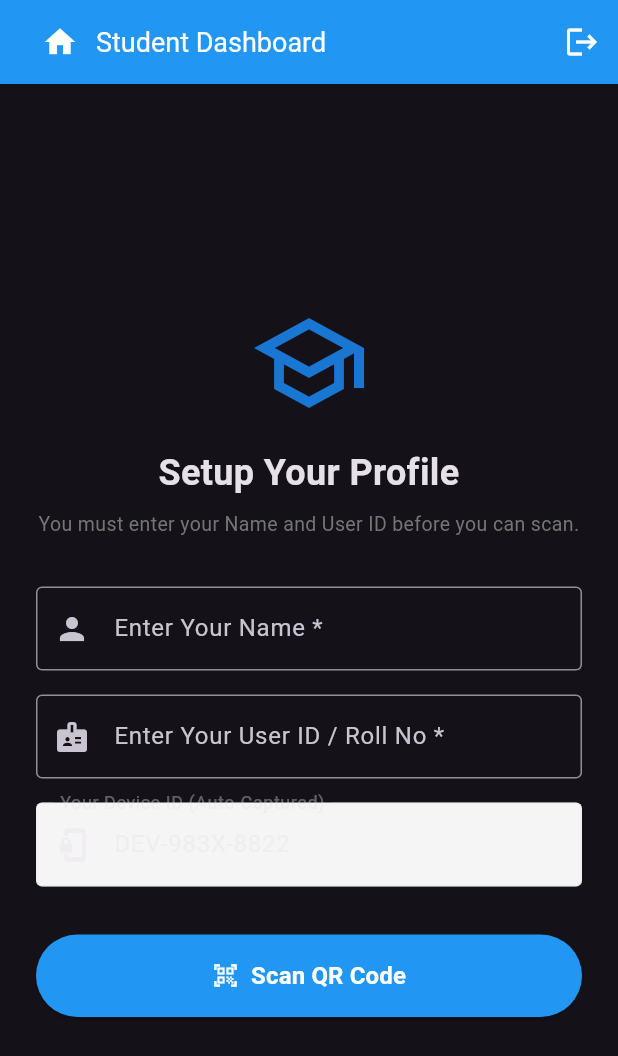
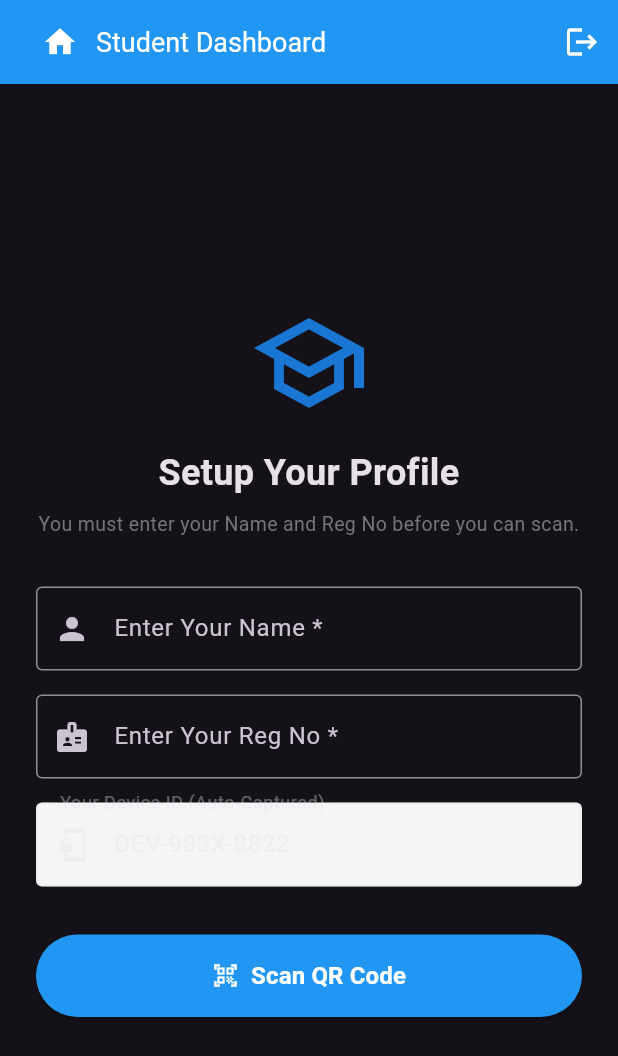
Before and after one commit to NiloyBroForce/flutter_attend, a Flutter app: the StudentHomeScreen screen opened directly, on a phone screen of 412 x 824 dp. Shown: the top 1056 px of the screen. Run offline on Flutter 3.47's test engine with Material 3 defaults, Android fonts, the phone set to English and light mode, and no system bars; our stand-ins replace cloud_firestore, firebase_auth, firebase_core, qr_flutter; missing offline and left inert: mobile_scanner; accounts and stored records are empty.

Commit message:
update src code

```diff
--- a/lib/screens/student.dart
+++ b/lib/screens/student.dart
@@ -113,7 +113,7 @@ class _StudentHomeScreenState extends State<StudentHomeScreen> {
                         ),
                         const SizedBox(height: 8),
                         Text(
-                          'You must enter your Name and User ID before you can scan.',
+                          'You must enter your Name and Reg No before you can scan.',
                           style: TextStyle(
                             color: Colors.grey[600],
                             fontSize: 13,
@@ -148,7 +148,7 @@ class _StudentHomeScreenState extends State<StudentHomeScreen> {
                         TextFormField(
                           controller: _idController,
                           decoration: const InputDecoration(
-                            labelText: 'Enter Your User ID / Roll No *',
+                            labelText: 'Enter Your Reg No *',
                             prefixIcon: Icon(Icons.badge),
                             border: OutlineInputBorder(),
                           ),
--- a/lib/screens/teacher.dart
+++ b/lib/screens/teacher.dart
@@ -295,7 +295,7 @@ class SubjectQRCodeScreen extends StatelessWidget {
               style: TextStyle(
                 fontSize: 22,
                 fontWeight: FontWeight.bold,
-                color: Colors.black87,
+                color: Colors.white10,
               ),
             ),
             const SizedBox(height: 10),
```
Also changed, not shown: pubspec.yaml (+15 -10 lines), lib/firebase_options.dart (added).
